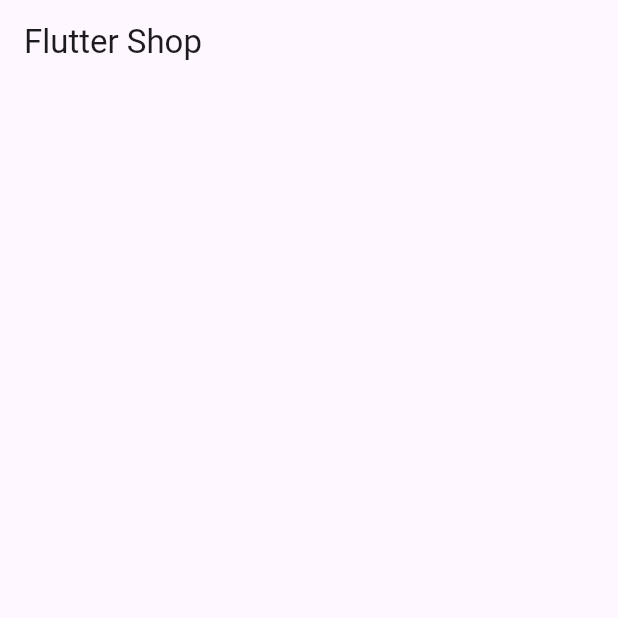
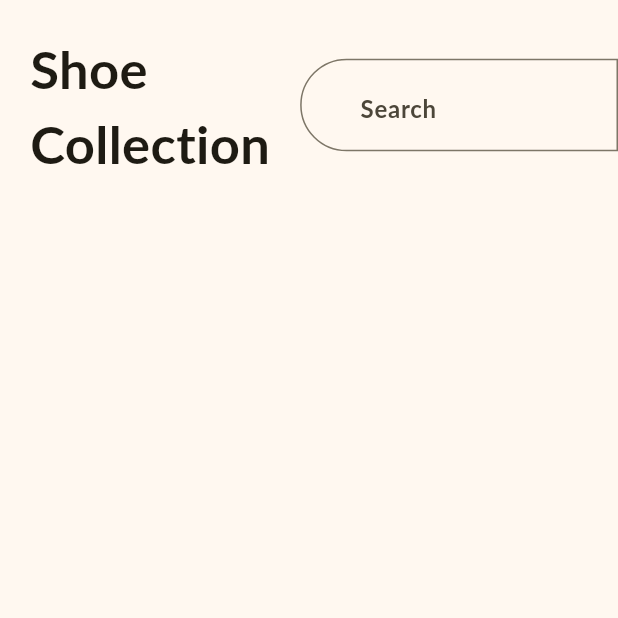
Before and after one commit to adetorodev/flutter_shop, a Flutter app: the screen it shows after launch, on a phone screen of 412 x 824 dp, the top half of it. Run offline on Flutter 3.47's test engine with Material 3 defaults, Android fonts, the phone set to English and light mode, and no system bars; Roboto replaces fonts that are missing (Lato).

Commit message:
search and title

```diff
--- a/lib/home_page.dart
+++ b/lib/home_page.dart
@@ -3,12 +3,51 @@ import 'package:flutter/material.dart';
 class HomePage extends StatelessWidget {
   const HomePage({super.key});
 
+  final List<String> filters = const ['All', 'Addidas', 'Nike', 'Bata'];
+
   @override
   Widget build(BuildContext context) {
-    return Scaffold(
-      appBar: AppBar(
-        title: const Text('Flutter Shop'),
+    const border = OutlineInputBorder(
+      borderSide: BorderSide(
+        color: Color.fromRGBO(255, 255, 255, 1),
+      ),
+      borderRadius: BorderRadius.horizontal(
+        left: Radius.circular(50),
       ),
     );
+    return const Scaffold(
+        body: SafeArea(
+      top: true,
+      child: Column(
+        children: [
+          Row(
+            children: [
+              Padding(
+                padding: EdgeInsets.all(20.0),
+                child: Text(
+                  'Shoe\nCollection',
+                  style: TextStyle(
+                    fontWeight: FontWeight.bold,
+                    fontSize: 35,
+                  ),
+                ),
+              ),
+              Expanded(
+                child: TextField(
+                  decoration: InputDecoration(
+                    hintText: "Search",
+                    prefix: Icon(
+                      Icons.search,
+                    ),
+                    border: border,
+                    focusedBorder: border,
+                  ),
+                ),
+              ),
+            ],
+          ),
+        ],
+      ),
+    ));
   }
 }
--- a/lib/main.dart
+++ b/lib/main.dart
@@ -10,7 +10,21 @@ class MyApp extends StatelessWidget {
 
   @override
   Widget build(BuildContext context) {
-    return const MaterialApp(
+    return MaterialApp(
+      title: "Flutter Shop",
+      theme: ThemeData(
+        fontFamily: 'Lato',
+        colorScheme: ColorScheme.fromSeed(
+          seedColor: Color.fromRGBO(254, 206, 1, 1),
+        ),
+        inputDecorationTheme: InputDecorationTheme(
+          hintStyle: TextStyle(
+            fontWeight: FontWeight.bold,
+            fontSize: 16,
+          ),
+          prefixIconColor: Color.fromRGBO(119, 119, 119, 1),
+        ),
+      ),
       home: HomePage(),
     );
   }
```
Also changed, not shown: pubspec.yaml (+13 -62 lines), assets/fonts/Lato-Bold.ttf (added), assets/fonts/Lato-Light.ttf (added), assets/images/shoes_1.png (added), assets/images/shoes_3.png (added), assets/images/shoes_4.png (added), 1 other file.
